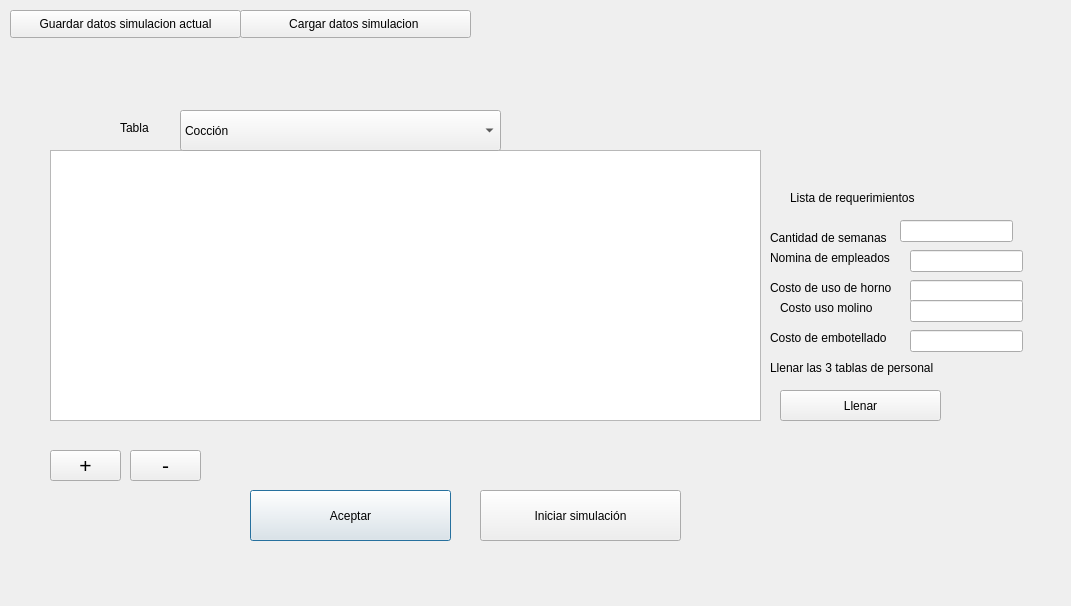
Qt form interfaces/ventanas_produccion/Ingreso_datos_produccion.ui (EscuelaProyectosPOO/simulacion) before a commit.
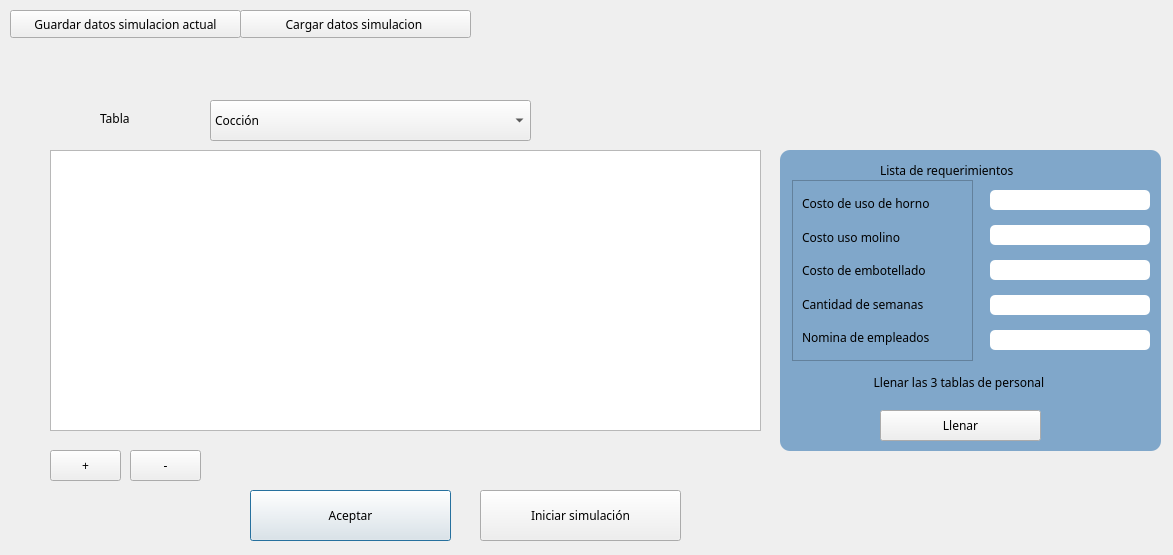
The same form after that commit.

```diff
--- a/interfaces/ventanas_produccion/Ingreso_datos_produccion.ui
+++ b/interfaces/ventanas_produccion/Ingreso_datos_produccion.ui
@@ -6,41 +6,56 @@
    <rect>
     <x>0</x>
     <y>0</y>
-    <width>1071</width>
-    <height>606</height>
+    <width>1173</width>
+    <height>555</height>
    </rect>
   </property>
   <property name="windowTitle">
    <string>Dialog</string>
   </property>
+  <property name="styleSheet">
+   <string notr="true">*{
+font-family: Victor Mono;
+}
+
+QFrame#frame_inputs{
+background: #80a7ca;
+border-size: 0;
+}
+
+QFrame#frame_labels{
+background: #80a7ca;
+border-size: 0;
+
+}
+
+QFrame#frame_aux{
+background: #80a7ca;
+border-size: 0;
+border-radius: 10px;
+}
+
+QLineEdit{
+border-radius: 5px;
+}
+
+</string>
+  </property>
   <widget class="QTableWidget" name="tabla">
    <property name="geometry">
     <rect>
      <x>50</x>
      <y>150</y>
      <width>711</width>
-     <height>271</height>
+     <height>281</height>
     </rect>
    </property>
   </widget>
-  <widget class="QLabel" name="label">
-   <property name="geometry">
-    <rect>
-     <x>790</x>
-     <y>190</y>
-     <width>151</width>
-     <height>16</height>
-    </rect>
-   </property>
-   <property name="text">
-    <string>Lista de requerimientos</string>
-   </property>
-  </widget>
   <widget class="QComboBox" name="tablas_opcion">
    <property name="geometry">
     <rect>
-     <x>180</x>
-     <y>110</y>
+     <x>210</x>
+     <y>100</y>
      <width>321</width>
      <height>41</height>
     </rect>
@@ -79,9 +94,9 @@
   <widget class="QLabel" name="label_2">
    <property name="geometry">
     <rect>
-     <x>120</x>
-     <y>120</y>
-     <width>151</width>
+     <x>100</x>
+     <y>110</y>
+     <width>71</width>
      <height>16</height>
     </rect>
    </property>
@@ -113,7 +128,7 @@
    </property>
    <property name="font">
     <font>
-     <pointsize>16</pointsize>
+     <family>Victor Mono</family>
     </font>
    </property>
    <property name="text">
@@ -131,39 +146,13 @@
    </property>
    <property name="font">
     <font>
-     <pointsize>16</pointsize>
+     <family>Victor Mono</family>
     </font>
    </property>
    <property name="text">
     <string>-</string>
    </property>
   </widget>
-  <widget class="QLabel" name="label_3">
-   <property name="geometry">
-    <rect>
-     <x>770</x>
-     <y>360</y>
-     <width>211</width>
-     <height>16</height>
-    </rect>
-   </property>
-   <property name="text">
-    <string>Llenar las 3 tablas de personal </string>
-   </property>
-  </widget>
-  <widget class="QPushButton" name="llenar">
-   <property name="geometry">
-    <rect>
-     <x>780</x>
-     <y>390</y>
-     <width>161</width>
-     <height>31</height>
-    </rect>
-   </property>
-   <property name="text">
-    <string>Llenar</string>
-   </property>
-  </widget>
   <widget class="QPushButton" name="btncargar">
    <property name="geometry">
     <rect>
@@ -203,132 +192,178 @@
     <string>Iniciar simulación</string>
    </property>
   </widget>
-  <widget class="QLineEdit" name="iteraciones">
+  <widget class="QFrame" name="frame_aux">
    <property name="geometry">
     <rect>
-     <x>900</x>
-     <y>220</y>
-     <width>113</width>
-     <height>22</height>
+     <x>780</x>
+     <y>150</y>
+     <width>381</width>
+     <height>301</height>
     </rect>
    </property>
-  </widget>
+   <property name="frameShape">
+    <enum>QFrame::StyledPanel</enum>
+   </property>
+   <property name="frameShadow">
+    <enum>QFrame::Raised</enum>
+   </property>
+   <widget class="QLabel" name="label">
+    <property name="geometry">
+     <rect>
+      <x>100</x>
+      <y>10</y>
+      <width>161</width>
+      <height>20</height>
+     </rect>
+    </property>
+    <property name="text">
+     <string>Lista de requerimientos</string>
+    </property>
+   </widget>
+   <widget class="QPushButton" name="llenar">
+    <property name="geometry">
+     <rect>
+      <x>100</x>
+      <y>260</y>
+      <width>161</width>
+      <height>31</height>
+     </rect>
+    </property>
+    <property name="text">
+     <string>Llenar</string>
+    </property>
+   </widget>
+   <widget class="QFrame" name="frame_labels">
+    <property name="geometry">
+     <rect>
+      <x>12</x>
+      <y>30</y>
+      <width>181</width>
+      <height>181</height>
+     </rect>
+    </property>
+    <property name="frameShape">
+     <enum>QFrame::StyledPanel</enum>
+    </property>
+    <property name="frameShadow">
+     <enum>QFrame::Raised</enum>
+    </property>
+    <layout class="QVBoxLayout" name="verticalLayout_2">
+     <item>
+      <widget class="QLabel" name="label_6">
+       <property name="text">
+        <string>Costo de uso de horno</string>
+       </property>
+      </widget>
+     </item>
+     <item>
+      <widget class="QLabel" name="label_8">
+       <property name="text">
+        <string>Costo uso molino</string>
+       </property>
+      </widget>
+     </item>
+     <item>
+      <widget class="QLabel" name="label_7">
+       <property name="text">
+        <string>Costo de embotellado</string>
+       </property>
+      </widget>
+     </item>
+     <item>
   <widget class="QLabel" name="label_4">
-   <property name="geometry">
-    <rect>
-     <x>770</x>
-     <y>230</y>
-     <width>131</width>
-     <height>16</height>
-    </rect>
-   </property>
    <property name="text">
     <string>Cantidad de semanas</string>
    </property>
   </widget>
-  <widget class="QLineEdit" name="nomina">
-   <property name="geometry">
-    <rect>
-     <x>910</x>
-     <y>250</y>
-     <width>113</width>
-     <height>22</height>
-    </rect>
-   </property>
-   <property name="text">
-    <string/>
-   </property>
-  </widget>
+     </item>
+     <item>
   <widget class="QLabel" name="label_5">
-   <property name="geometry">
-    <rect>
-     <x>770</x>
-     <y>250</y>
-     <width>131</width>
-     <height>16</height>
-    </rect>
-   </property>
    <property name="text">
     <string>Nomina de empleados</string>
    </property>
   </widget>
+     </item>
+    </layout>
+   </widget>
+   <widget class="QLineEdit" name="iteraciones">
+    <property name="geometry">
+     <rect>
+      <x>210</x>
+      <y>145</y>
+      <width>160</width>
+      <height>20</height>
+     </rect>
+    </property>
+   </widget>
   <widget class="QLineEdit" name="costo_horno">
    <property name="geometry">
     <rect>
-     <x>910</x>
-     <y>280</y>
-     <width>113</width>
-     <height>22</height>
+      <x>210</x>
+      <y>40</y>
+      <width>160</width>
+      <height>20</height>
     </rect>
    </property>
    <property name="text">
     <string/>
    </property>
   </widget>
-  <widget class="QLabel" name="label_6">
+   <widget class="QLineEdit" name="nomina">
    <property name="geometry">
     <rect>
-     <x>770</x>
-     <y>280</y>
-     <width>131</width>
-     <height>16</height>
+      <x>210</x>
+      <y>180</y>
+      <width>160</width>
+      <height>20</height>
     </rect>
    </property>
    <property name="text">
-    <string>Costo de uso de horno</string>
-   </property>
-  </widget>
-  <widget class="QLineEdit" name="costoembotellado">
-   <property name="geometry">
-    <rect>
-     <x>910</x>
-     <y>330</y>
-     <width>113</width>
-     <height>22</height>
-    </rect>
-   </property>
-   <property name="text">
     <string/>
    </property>
   </widget>
-  <widget class="QLabel" name="label_7">
-   <property name="geometry">
-    <rect>
-     <x>770</x>
-     <y>330</y>
-     <width>131</width>
-     <height>16</height>
-    </rect>
-   </property>
-   <property name="text">
-    <string>Costo de embotellado</string>
-   </property>
-  </widget>
   <widget class="QLineEdit" name="costo_molino">
    <property name="geometry">
     <rect>
-     <x>910</x>
-     <y>300</y>
-     <width>113</width>
-     <height>22</height>
+      <x>210</x>
+      <y>75</y>
+      <width>160</width>
+      <height>20</height>
     </rect>
    </property>
    <property name="text">
     <string/>
    </property>
   </widget>
-  <widget class="QLabel" name="label_8">
+   <widget class="QLineEdit" name="costoembotellado">
    <property name="geometry">
     <rect>
-     <x>780</x>
-     <y>300</y>
-     <width>131</width>
-     <height>16</height>
+      <x>210</x>
+      <y>110</y>
+      <width>160</width>
+      <height>20</height>
     </rect>
    </property>
    <property name="text">
-    <string>Costo uso molino</string>
-   </property>
+     <string/>
+    </property>
+   </widget>
+   <widget class="QLabel" name="label_3">
+    <property name="geometry">
+     <rect>
+      <x>30</x>
+      <y>220</y>
+      <width>301</width>
+      <height>24</height>
+     </rect>
+    </property>
+    <property name="text">
+     <string>Llenar las 3 tablas de personal </string>
+    </property>
+    <property name="alignment">
+     <set>Qt::AlignCenter</set>
+    </property>
+   </widget>
   </widget>
  </widget>
  <resources/>
```
Lines whose indentation alone changed are shown as unchanged.
